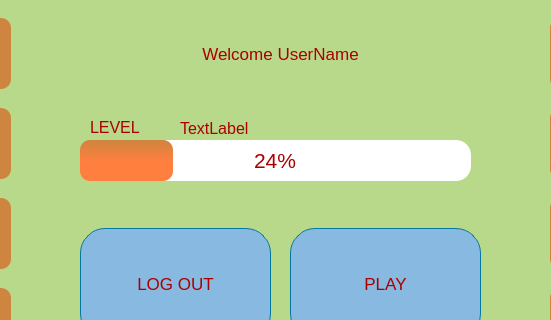
Old version of the form ui/menu_ui.ui in the repository ahsenbucak/FlashCards; both pictures show x 110 to 661 and y 132 to 452 of the 800 by 600 pixel window.
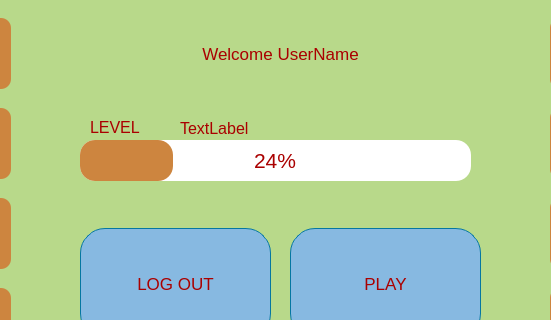
New version of the form.

The edit to the form file:
```diff
--- a/ui/menu_ui.ui
+++ b/ui/menu_ui.ui
@@ -203,16 +203,14 @@
       <string notr="true">QProgressBar {
 background-color: rgb(255, 255, 255);
 color: rgb(170, 0, 0);
-border-style:none;
 border-radius:15px;
 text-align:center;
 }
 QProgressBar::chunk{
-border-radius:10px;
-background-color: qlineargradient(x1: 1, y1: 0, x2: 1, y2: 0.5, stop: 0  rgb(205, 133, 63), stop: 1 rgb(255, 127, 63));
+border-radius:15px;
+background-color:rgb(205, 133, 63);
 
-}
-</string>
+}</string>
      </property>
      <property name="value">
       <number>24</number>
```
Left out of the diff: 2 changed lines with no effect on the pictures.
